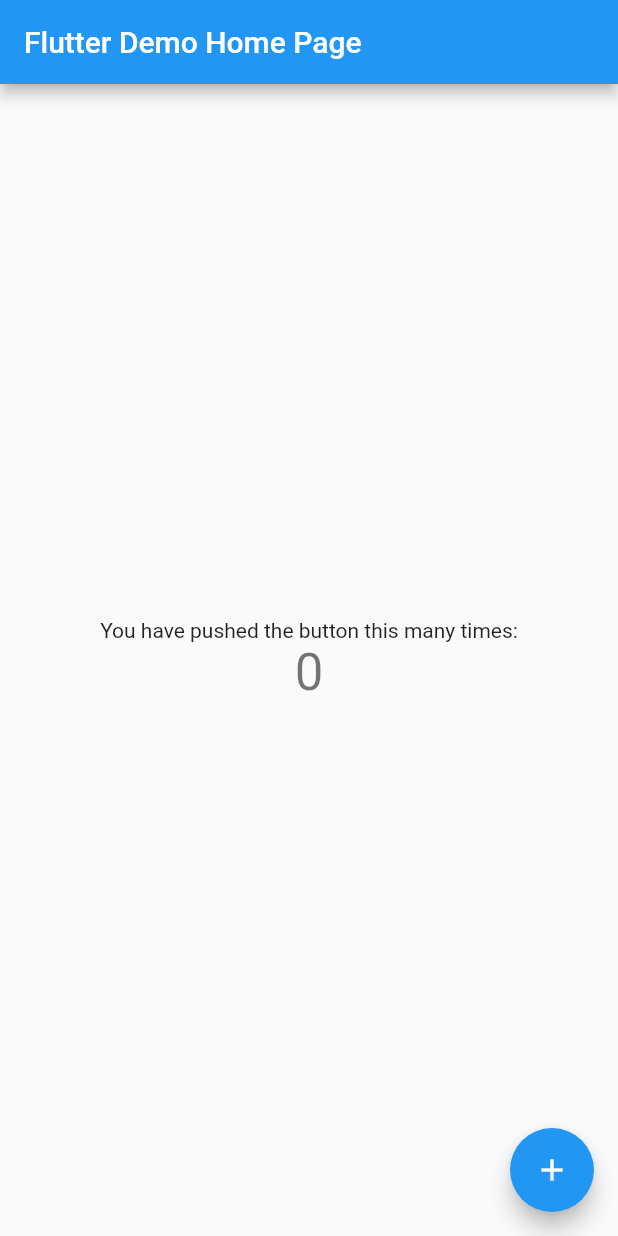
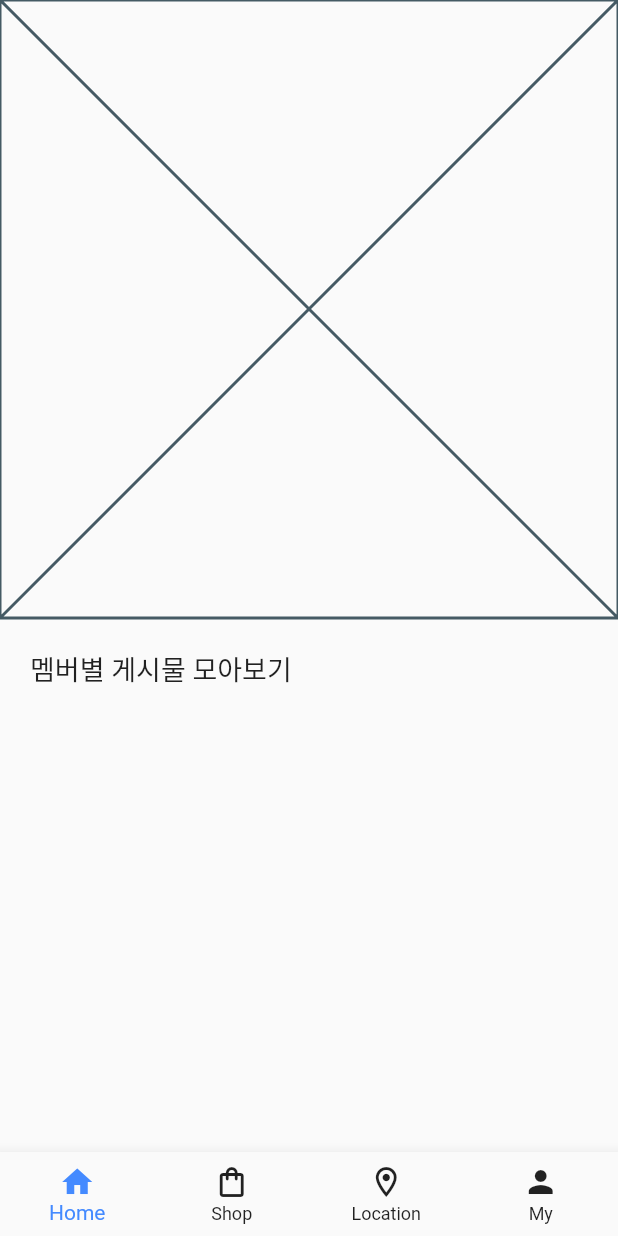
Before and after one commit to ammumal/toy_1, a Flutter app: the screen it shows after launch, on a phone screen of 412 x 824 dp. Run offline on Flutter 3.47's test engine with Material 2 defaults, Android fonts, the phone set to English and light mode, and no system bars; our stand-ins replace flutter_riverpod, freezed_annotation, riverpod_annotation; generated files the repository leaves out were written again.

Commit message:
feat: 바텀 네비게이터

```diff
--- a/lib/main.dart
+++ b/lib/main.dart
@@ -1,4 +1,6 @@
 import 'package:flutter/material.dart';
+import 'package:flutter_riverpod/flutter_riverpod.dart';
+import 'package:toy_1/presentation/root/root_page.dart';
 
 void main() {
   runApp(const MyApp());
@@ -7,109 +9,14 @@ void main() {
 class MyApp extends StatelessWidget {
   const MyApp({super.key});
 
-  // This widget is the root of your application.
   @override
   Widget build(BuildContext context) {
     return MaterialApp(
       title: 'Flutter Demo',
       theme: ThemeData(
-        // This is the theme of your application.
-        //
-        // Try running your application with "flutter run". You'll see the
-        // application has a blue toolbar. Then, without quitting the app, try
-        // changing the primarySwatch below to Colors.green and then invoke
-        // "hot reload" (press "r" in the console where you ran "flutter run",
-        // or simply save your changes to "hot reload" in a Flutter IDE).
-        // Notice that the counter didn't reset back to zero; the application
-        // is not restarted.
         primarySwatch: Colors.blue,
       ),
-      home: const MyHomePage(title: 'Flutter Demo Home Page'),
+      home: const ProviderScope(child: RootPage()),
     );
   }
 }
-
-class MyHomePage extends StatefulWidget {
-  const MyHomePage({super.key, required this.title});
-
-  // This widget is the home page of your application. It is stateful, meaning
-  // that it has a State object (defined below) that contains fields that affect
-  // how it looks.
-
-  // This class is the configuration for the state. It holds the values (in this
-  // case the title) provided by the parent (in this case the App widget) and
-  // used by the build method of the State. Fields in a Widget subclass are
-  // always marked "final".
-
-  final String title;
-
-  @override
-  State<MyHomePage> createState() => _MyHomePageState();
-}
-
-class _MyHomePageState extends State<MyHomePage> {
-  int _counter = 0;
-
-  void _incrementCounter() {
-    setState(() {
-      // This call to setState tells the Flutter framework that something has
-      // changed in this State, which causes it to rerun the build method below
-      // so that the display can reflect the updated values. If we changed
-      // _counter without calling setState(), then the build method would not be
-      // called again, and so nothing would appear to happen.
-      _counter++;
-    });
-  }
-
-  @override
-  Widget build(BuildContext context) {
-    // This method is rerun every time setState is called, for instance as done
-    // by the _incrementCounter method above.
-    //
-    // The Flutter framework has been optimized to make rerunning build methods
-    // fast, so that you can just rebuild anything that needs updating rather
-    // than having to individually change instances of widgets.
-    return Scaffold(
-      appBar: AppBar(
-        // Here we take the value from the MyHomePage object that was created by
-        // the App.build method, and use it to set our appbar title.
-        title: Text(widget.title),
-      ),
-      body: Center(
-        // Center is a layout widget. It takes a single child and positions it
-        // in the middle of the parent.
-        child: Column(
-          // Column is also a layout widget. It takes a list of children and
-          // arranges them vertically. By default, it sizes itself to fit its
-          // children horizontally, and tries to be as tall as its parent.
-          //
-          // Invoke "debug painting" (press "p" in the console, choose the
-          // "Toggle Debug Paint" action from the Flutter Inspector in Android
-          // Studio, or the "Toggle Debug Paint" command in Visual Studio Code)
-          // to see the wireframe for each widget.
-          //
-          // Column has various properties to control how it sizes itself and
-          // how it positions its children. Here we use mainAxisAlignment to
-          // center the children vertically; the main axis here is the vertical
-          // axis because Columns are vertical (the cross axis would be
-          // horizontal).
-          mainAxisAlignment: MainAxisAlignment.center,
-          children: <Widget>[
-            const Text(
-              'You have pushed the button this many times:',
-            ),
-            Text(
-              '$_counter',
-              style: Theme.of(context).textTheme.headline4,
-            ),
-          ],
-        ),
-      ),
-      floatingActionButton: FloatingActionButton(
-        onPressed: _incrementCounter,
-        tooltip: 'Increment',
-        child: const Icon(Icons.add),
-      ), // This trailing comma makes auto-formatting nicer for build methods.
-    );
-  }
-}
--- /dev/null
+++ b/lib/presentation/home/home_page.dart
@@ -0,0 +1,40 @@
+import 'package:flutter/material.dart';
+
+class HomePage extends StatelessWidget {
+  const HomePage({Key? key}) : super(key: key);
+
+  @override
+  Widget build(BuildContext context) {
+    return CustomScrollView(
+      slivers: [
+        SliverToBoxAdapter(
+          child: Placeholder(
+            fallbackHeight: MediaQuery.of(context).size.height * 0.5,
+          ),
+        ),
+        SliverMainAxisGroup(slivers: [
+          // main banner
+          const SliverToBoxAdapter(
+            child: Padding(
+              padding: EdgeInsets.only(top: 20, left: 20),
+                child: Text('멤버별 게시물 모아보기', style: TextStyle(fontSize: 18),)),
+          ),
+          SliverPadding(
+            padding: const EdgeInsets.only(top: 12),
+            sliver: SliverToBoxAdapter(
+              child: SizedBox(
+                height: 400,
+                child: ListView.separated(
+                  scrollDirection: Axis.horizontal,
+                  itemBuilder: (context, index) => const Card(color: Colors.amberAccent),
+                  separatorBuilder: (context, index) => const SizedBox(width: 8),
+                  itemCount: 5,
+                ),
+              ),
+            ),
+          )
+        ])
+      ],
+    );
+  }
+}
--- /dev/null
+++ b/lib/presentation/root/root_page.dart
@@ -0,0 +1,45 @@
+import 'package:flutter/material.dart';
+import 'package:flutter_riverpod/flutter_riverpod.dart';
+import 'package:toy_1/presentation/home/home_page.dart';
+import 'package:toy_1/presentation/location/location_page.dart';
+import 'package:toy_1/presentation/my/my_page.dart';
+import 'package:toy_1/presentation/root/root_viewmodel.dart';
+import 'package:toy_1/presentation/shop/shop_page.dart';
+
+class RootPage extends ConsumerStatefulWidget {
+  const RootPage({Key? key}) : super(key: key);
+
+  @override
+  ConsumerState createState() => _RootPageState();
+}
+
+class _RootPageState extends ConsumerState<RootPage> {
+
+  final List<Widget> pages = [
+    const HomePage(),
+    const ShopPage(),
+    const LocationPage(),
+    const MyPage(),
+  ];
+
+  @override
+  Widget build(BuildContext context) {
+    return Scaffold(
+      body: pages[ref.watch(rootViewModelProvider).navigatorIndex],
+      bottomNavigationBar: BottomNavigationBar(
+        currentIndex: ref.watch(rootViewModelProvider).navigatorIndex,
+        onTap: (index) => ref.read(rootViewModelProvider.notifier).navigatorIndex = index,
+        type: BottomNavigationBarType.fixed,
+        items: const [
+          BottomNavigationBarItem(icon: Icon(Icons.home), label: 'Home'),
+          BottomNavigationBarItem(icon: Icon(Icons.shopping_bag_outlined), label: 'Shop'),
+          BottomNavigationBarItem(icon: Icon(Icons.location_on_outlined), label: 'Location'),
+          BottomNavigationBarItem(icon: Icon(Icons.person), label: 'My'),
+        ],
+        selectedItemColor: Colors.blueAccent,
+        unselectedItemColor: Colors.black87,
+      ),
+
+    );
+  }
+}
```
Also changed, not shown: lib/presentation/home/widget/home_banner.dart (added, +10 -0 lines), lib/presentation/location/location_page.dart (added, +11 -0 lines), lib/presentation/my/my_page.dart (added, +11 -0 lines), lib/presentation/root/root_viewmodel.dart (added, +24 -0 lines), lib/presentation/shop/shop_page.dart (added, +11 -0 lines).
